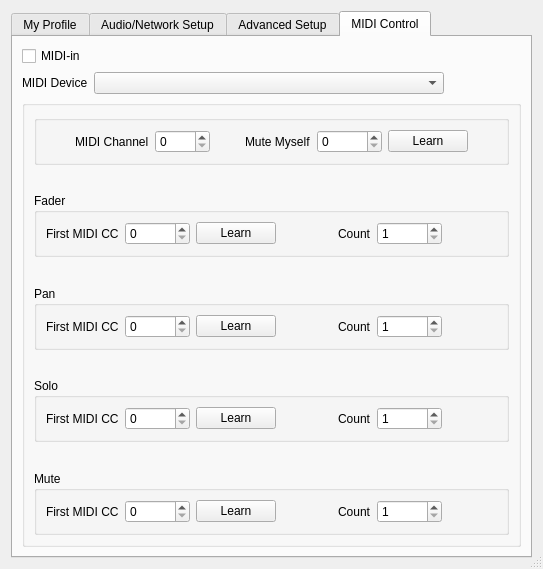
Above: src/clientsettingsdlgbase.ui from ignotus666/jamulus before the change. Below: the same form after it.
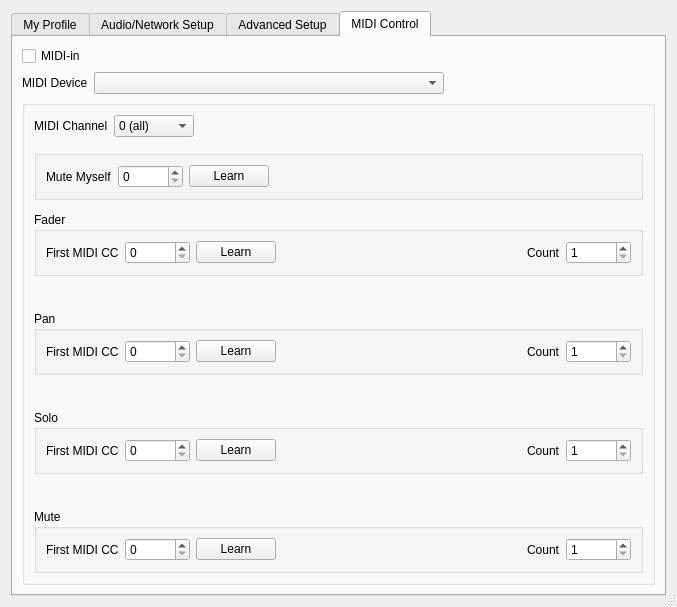
That is the form after the change. Icons and pictures are not drawn. Custom widgets are drawn as their Qt base class.

Commit message: Fix tabbing, channel dropdown

Diff of the .ui file:
```diff
--- a/src/clientsettingsdlgbase.ui
+++ b/src/clientsettingsdlgbase.ui
@@ -6,8 +6,8 @@
    <rect>
     <x>0</x>
     <y>0</y>
-    <width>543</width>
-    <height>569</height>
+    <width>677</width>
+    <height>607</height>
    </rect>
   </property>
   <property name="windowTitle">
@@ -1340,8 +1340,21 @@
       <attribute name="title">
        <string>MIDI Control</string>
       </attribute>
-      <layout class="QGridLayout" name="gridLayout">
-       <item row="1" column="0">
+      <layout class="QVBoxLayout" name="verticalLayout_18">
+       <item>
+        <widget class="QCheckBox" name="chbUseMIDIController">
+         <property name="sizePolicy">
+          <sizepolicy hsizetype="Preferred" vsizetype="Preferred">
+           <horstretch>0</horstretch>
+           <verstretch>0</verstretch>
+          </sizepolicy>
+         </property>
+         <property name="text">
+          <string>MIDI-in</string>
+         </property>
+        </widget>
+       </item>
+       <item>
         <widget class="QWidget" name="wdgMidiDeviceContainer" native="true">
          <layout class="QHBoxLayout" name="horizontalLayout_midiDevice">
           <property name="leftMargin">
@@ -1389,13 +1402,392 @@
          </layout>
         </widget>
        </item>
-       <item row="2" column="0">
+       <item>
         <widget class="QGroupBox" name="midiControlsContainer">
          <property name="title">
           <string/>
          </property>
-         <layout class="QGridLayout" name="gridLayout_2">
-          <item row="10" column="0">
+         <layout class="QVBoxLayout" name="verticalLayout_17">
+          <item>
+           <layout class="QHBoxLayout" name="horizontalLayout_17">
+            <item>
+             <widget class="QLabel" name="lblChannel">
+              <property name="maximumSize">
+               <size>
+                <width>200</width>
+                <height>16777215</height>
+               </size>
+              </property>
+              <property name="font">
+               <font>
+                <weight>50</weight>
+                <bold>false</bold>
+               </font>
+              </property>
+              <property name="text">
+               <string>MIDI Channel</string>
+              </property>
+             </widget>
+            </item>
+            <item>
+             <widget class="QComboBox" name="cbxChannel">
+              <property name="minimumSize">
+               <size>
+                <width>80</width>
+                <height>0</height>
+               </size>
+              </property>
+              <property name="maximumSize">
+               <size>
+                <width>80</width>
+                <height>16777215</height>
+               </size>
+              </property>
+              <property name="font">
+               <font>
+                <weight>50</weight>
+                <bold>false</bold>
+               </font>
+              </property>
+              <item>
+               <property name="text">
+                <string>0 (all)</string>
+               </property>
+              </item>
+              <item>
+               <property name="text">
+                <string>1</string>
+               </property>
+              </item>
+              <item>
+               <property name="text">
+                <string>2</string>
+               </property>
+              </item>
+              <item>
+               <property name="text">
+                <string>3</string>
+               </property>
+              </item>
+              <item>
+               <property name="text">
+                <string>4</string>
+               </property>
+              </item>
+              <item>
+               <property name="text">
+                <string>5</string>
+               </property>
+              </item>
+              <item>
+               <property name="text">
+                <string>6</string>
+               </property>
+              </item>
+              <item>
+               <property name="text">
+                <string>7</string>
+               </property>
+              </item>
+              <item>
+               <property name="text">
+                <string>8</string>
+               </property>
+              </item>
+              <item>
+               <property name="text">
+                <string>9</string>
+               </property>
+              </item>
+              <item>
+               <property name="text">
+                <string>10</string>
+               </property>
+              </item>
+              <item>
+               <property name="text">
+                <string>11</string>
+               </property>
+              </item>
+              <item>
+               <property name="text">
+                <string>12</string>
+               </property>
+              </item>
+              <item>
+               <property name="text">
+                <string>13</string>
+               </property>
+              </item>
+              <item>
+               <property name="text">
+                <string>14</string>
+               </property>
+              </item>
+              <item>
+               <property name="text">
+                <string>15</string>
+               </property>
+              </item>
+              <item>
+               <property name="text">
+                <string>16</string>
+               </property>
+              </item>
+             </widget>
+            </item>
+            <item>
+             <spacer name="horizontalSpacer_15">
+              <property name="orientation">
+               <enum>Qt::Horizontal</enum>
+              </property>
+              <property name="sizeHint" stdset="0">
+               <size>
+                <width>40</width>
+                <height>20</height>
+               </size>
+              </property>
+             </spacer>
+            </item>
+           </layout>
+          </item>
+          <item>
+           <spacer name="verticalSpacer_18">
+            <property name="orientation">
+             <enum>Qt::Vertical</enum>
+            </property>
+            <property name="sizeHint" stdset="0">
+             <size>
+              <width>20</width>
+              <height>40</height>
+             </size>
+            </property>
+           </spacer>
+          </item>
+          <item>
+           <widget class="QGroupBox" name="chanMuteGroup">
+            <property name="font">
+             <font>
+              <weight>75</weight>
+              <bold>true</bold>
+             </font>
+            </property>
+            <property name="title">
+             <string/>
+            </property>
+            <layout class="QHBoxLayout" name="horizontalLayout_20">
+             <item>
+              <layout class="QHBoxLayout" name="horizontalLayout_16">
+               <item>
+                <widget class="QLabel" name="lblMuteMyself">
+                 <property name="font">
+                  <font>
+                   <weight>50</weight>
+                   <bold>false</bold>
+                  </font>
+                 </property>
+                 <property name="text">
+                  <string>Mute Myself</string>
+                 </property>
+                </widget>
+               </item>
+               <item>
+                <widget class="QSpinBox" name="spnMuteMyself">
+                 <property name="minimumSize">
+                  <size>
+                   <width>65</width>
+                   <height>0</height>
+                  </size>
+                 </property>
+                 <property name="font">
+                  <font>
+                   <weight>50</weight>
+                   <bold>false</bold>
+                  </font>
+                 </property>
+                 <property name="maximum">
+                  <number>127</number>
+                 </property>
+                </widget>
+               </item>
+               <item>
+                <widget class="QPushButton" name="butLearnMuteMyself">
+                 <property name="font">
+                  <font>
+                   <weight>50</weight>
+                   <bold>false</bold>
+                  </font>
+                 </property>
+                 <property name="text">
+                  <string>Learn</string>
+                 </property>
+                 <property name="autoDefault">
+                  <bool>false</bool>
+                 </property>
+                </widget>
+               </item>
+               <item>
+                <spacer name="horizontalSpacer_17">
+                 <property name="orientation">
+                  <enum>Qt::Horizontal</enum>
+                 </property>
+                 <property name="sizeHint" stdset="0">
+                  <size>
+                   <width>40</width>
+                   <height>20</height>
+                  </size>
+                 </property>
+                </spacer>
+               </item>
+              </layout>
+             </item>
+            </layout>
+           </widget>
+          </item>
+          <item>
+           <spacer name="verticalSpacer_17">
+            <property name="orientation">
+             <enum>Qt::Vertical</enum>
+            </property>
+            <property name="sizeHint" stdset="0">
+             <size>
+              <width>20</width>
+              <height>40</height>
+             </size>
+            </property>
+           </spacer>
+          </item>
+          <item>
+           <layout class="QGridLayout" name="gridLayout">
+            <item row="3" column="0">
+             <spacer name="verticalSpacer_14">
+              <property name="orientation">
+               <enum>Qt::Vertical</enum>
+              </property>
+              <property name="sizeHint" stdset="0">
+               <size>
+                <width>20</width>
+                <height>40</height>
+               </size>
+              </property>
+             </spacer>
+            </item>
+            <item row="0" column="0">
+             <widget class="QGroupBox" name="grbMidiFader">
+              <property name="font">
+               <font>
+                <weight>50</weight>
+                <bold>false</bold>
+               </font>
+              </property>
+              <property name="title">
+               <string>Fader</string>
+              </property>
+              <layout class="QHBoxLayout" name="horizontalLayout_19">
+               <item>
+                <layout class="QHBoxLayout" name="horizontalLayout_11">
+                 <item>
+                  <widget class="QLabel" name="lblFaderOffset">
+                   <property name="font">
+                    <font>
+                     <weight>50</weight>
+                     <bold>false</bold>
+                    </font>
+                   </property>
+                   <property name="text">
+                    <string>First MIDI CC</string>
+                   </property>
+                  </widget>
+                 </item>
+                 <item>
+                  <widget class="QSpinBox" name="spnFaderOffset">
+                   <property name="minimumSize">
+                    <size>
+                     <width>65</width>
+                     <height>0</height>
+                    </size>
+                   </property>
+                   <property name="font">
+                    <font>
+                     <weight>50</weight>
+                     <bold>false</bold>
+                    </font>
+                   </property>
+                   <property name="maximum">
+                    <number>127</number>
+                   </property>
+                  </widget>
+                 </item>
+                 <item>
+                  <widget class="QPushButton" name="butLearnFaderOffset">
+                   <property name="font">
+                    <font>
+                     <weight>50</weight>
+                     <bold>false</bold>
+                    </font>
+                   </property>
+                   <property name="text">
+                    <string>Learn</string>
+                   </property>
+                   <property name="autoDefault">
+                    <bool>false</bool>
+                   </property>
+                  </widget>
+                 </item>
+                 <item>
+                  <spacer name="horizontalSpacer_11">
+                   <property name="orientation">
+                    <enum>Qt::Horizontal</enum>
+                   </property>
+                   <property name="sizeHint" stdset="0">
+                    <size>
+                     <width>40</width>
+                     <height>20</height>
+                    </size>
+                   </property>
+                  </spacer>
+                 </item>
+                 <item>
+                  <widget class="QLabel" name="lblFaderCount">
+                   <property name="font">
+                    <font>
+                     <weight>50</weight>
+                     <bold>false</bold>
+                    </font>
+                   </property>
+                   <property name="text">
+                    <string>Count</string>
+                   </property>
+                  </widget>
+                 </item>
+                 <item>
+                  <widget class="QSpinBox" name="spnFaderCount">
+                   <property name="minimumSize">
+                    <size>
+                     <width>65</width>
+                     <height>0</height>
+                    </size>
+                   </property>
+                   <property name="font">
+                    <font>
+                     <weight>50</weight>
+                     <bold>false</bold>
+                    </font>
+                   </property>
+                   <property name="minimum">
+                    <number>1</number>
+                   </property>
+                   <property name="maximum">
+                    <number>127</number>
+                   </property>
+                  </widget>
+                 </item>
+                </layout>
+               </item>
+              </layout>
+             </widget>
+            </item>
+            <item row="6" column="0">
            <widget class="QGroupBox" name="grbMidiMute">
             <property name="font">
              <font>
@@ -1406,6 +1798,8 @@
             <property name="title">
              <string>Mute</string>
             </property>
+              <layout class="QHBoxLayout" name="horizontalLayout_18">
+               <item>
             <layout class="QHBoxLayout" name="horizontalLayout_15">
              <item>
               <widget class="QLabel" name="lblMuteOffset">
@@ -1456,7 +1850,7 @@
               </widget>
              </item>
              <item>
-              <spacer name="horizontalSpacer_11">
+                  <spacer name="horizontalSpacer_14">
                <property name="orientation">
                 <enum>Qt::Horizontal</enum>
                </property>
@@ -1503,23 +1897,25 @@
                </property>
               </widget>
              </item>
-             <item>
-              <spacer name="horizontalSpacer_12">
+                </layout>
+               </item>
+              </layout>
+             </widget>
+            </item>
+            <item row="1" column="0">
+             <spacer name="verticalSpacer_12">
                <property name="orientation">
-                <enum>Qt::Horizontal</enum>
+               <enum>Qt::Vertical</enum>
                </property>
                <property name="sizeHint" stdset="0">
                 <size>
-                 <width>40</width>
-                 <height>20</height>
+                <width>20</width>
+                <height>40</height>
                 </size>
                </property>
               </spacer>
              </item>
-            </layout>
-           </widget>
-          </item>
-          <item row="8" column="0">
+            <item row="4" column="0">
            <widget class="QGroupBox" name="grbMidiSolo">
             <property name="font">
              <font>
@@ -1530,6 +1926,8 @@
             <property name="title">
              <string>Solo</string>
             </property>
+              <layout class="QHBoxLayout" name="horizontalLayout_21">
+               <item>
             <layout class="QHBoxLayout" name="horizontalLayout_14">
              <item>
               <widget class="QLabel" name="lblSoloOffset">
@@ -1580,7 +1978,7 @@
               </widget>
              </item>
              <item>
-              <spacer name="horizontalSpacer_14">
+                  <spacer name="horizontalSpacer_13">
                <property name="orientation">
                 <enum>Qt::Horizontal</enum>
                </property>
@@ -1627,49 +2025,12 @@
                </property>
               </widget>
              </item>
-             <item>
-              <spacer name="horizontalSpacer_13">
-               <property name="orientation">
-                <enum>Qt::Horizontal</enum>
-               </property>
-               <property name="sizeHint" stdset="0">
-                <size>
-                 <width>40</width>
-                 <height>20</height>
-                </size>
-               </property>
-              </spacer>
+                </layout>
              </item>
             </layout>
            </widget>
           </item>
-          <item row="9" column="0">
-           <spacer name="verticalSpacer_17">
-            <property name="orientation">
-             <enum>Qt::Vertical</enum>
-            </property>
-            <property name="sizeHint" stdset="0">
-             <size>
-              <width>20</width>
-              <height>40</height>
-             </size>
-            </property>
-           </spacer>
-          </item>
-          <item row="5" column="0">
-           <spacer name="verticalSpacer_14">
-            <property name="orientation">
-             <enum>Qt::Vertical</enum>
-            </property>
-            <property name="sizeHint" stdset="0">
-             <size>
-              <width>20</width>
-              <height>40</height>
-             </size>
-            </property>
-           </spacer>
-          </item>
-          <item row="6" column="0">
+            <item row="2" column="0">
            <widget class="QGroupBox" name="grbMidiPan">
             <property name="font">
              <font>
@@ -1680,6 +2041,8 @@
             <property name="title">
              <string>Pan</string>
             </property>
+              <layout class="QHBoxLayout" name="horizontalLayout_22">
+               <item>
             <layout class="QHBoxLayout" name="horizontalLayout_13">
              <item>
               <widget class="QLabel" name="lblPanOffset">
@@ -1730,7 +2093,7 @@
               </widget>
              </item>
              <item>
-              <spacer name="horizontalSpacer_17">
+                  <spacer name="horizontalSpacer_12">
                <property name="orientation">
                 <enum>Qt::Horizontal</enum>
                </property>
@@ -1777,170 +2140,12 @@
                </property>
               </widget>
              </item>
-             <item>
-              <spacer name="horizontalSpacer_19">
-               <property name="orientation">
-                <enum>Qt::Horizontal</enum>
-               </property>
-               <property name="sizeHint" stdset="0">
-                <size>
-                 <width>40</width>
-                 <height>20</height>
-                </size>
-               </property>
-              </spacer>
-             </item>
-            </layout>
-           </widget>
-          </item>
-          <item row="3" column="0">
-           <spacer name="verticalSpacer_12">
-            <property name="orientation">
-             <enum>Qt::Vertical</enum>
-            </property>
-            <property name="sizeHint" stdset="0">
-             <size>
-              <width>20</width>
-              <height>40</height>
-             </size>
-            </property>
-           </spacer>
-          </item>
-          <item row="1" column="0" rowspan="2">
-           <widget class="QGroupBox" name="chanMuteGroup">
-            <property name="font">
-             <font>
-              <weight>75</weight>
-              <bold>true</bold>
-             </font>
-            </property>
-            <property name="title">
-             <string/>
-            </property>
-            <layout class="QHBoxLayout" name="horizontalLayout_16">
-             <item>
-              <spacer name="horizontalSpacer_25">
-               <property name="orientation">
-                <enum>Qt::Horizontal</enum>
-               </property>
-               <property name="sizeHint" stdset="0">
-                <size>
-                 <width>40</width>
-                 <height>20</height>
-                </size>
-               </property>
-              </spacer>
-             </item>
-             <item>
-              <widget class="QLabel" name="lblChannel">
-               <property name="font">
-                <font>
-                 <weight>50</weight>
-                 <bold>false</bold>
-                </font>
-               </property>
-               <property name="text">
-                <string>MIDI Channel</string>
-               </property>
-              </widget>
-             </item>
-             <item>
-              <widget class="QSpinBox" name="spnChannel">
-               <property name="minimumSize">
-                <size>
-                 <width>55</width>
-                 <height>0</height>
-                </size>
-               </property>
-               <property name="font">
-                <font>
-                 <weight>50</weight>
-                 <bold>false</bold>
-                </font>
-               </property>
-               <property name="maximum">
-                <number>16</number>
-               </property>
-              </widget>
-             </item>
-             <item>
-              <spacer name="horizontalSpacer_15">
-               <property name="orientation">
-                <enum>Qt::Horizontal</enum>
-               </property>
-               <property name="sizeHint" stdset="0">
-                <size>
-                 <width>40</width>
-                 <height>20</height>
-                </size>
-               </property>
-              </spacer>
-             </item>
-             <item>
-              <widget class="QLabel" name="lblMuteMyself">
-               <property name="font">
-                <font>
-                 <weight>50</weight>
-                 <bold>false</bold>
-                </font>
-               </property>
-               <property name="text">
-                <string>Mute Myself</string>
-               </property>
-              </widget>
-             </item>
-             <item>
-              <widget class="QSpinBox" name="spnMuteMyself">
-               <property name="minimumSize">
-                <size>
-                 <width>65</width>
-                 <height>0</height>
-                </size>
-               </property>
-               <property name="font">
-                <font>
-                 <weight>50</weight>
-                 <bold>false</bold>
-                </font>
-               </property>
-               <property name="maximum">
-                <number>127</number>
-               </property>
-              </widget>
-             </item>
-             <item>
-              <widget class="QPushButton" name="butLearnMuteMyself">
-               <property name="font">
-                <font>
-                 <weight>50</weight>
-                 <bold>false</bold>
-                </font>
-               </property>
-               <property name="text">
-                <string>Learn</string>
-               </property>
-               <property name="autoDefault">
-                <bool>false</bool>
-               </property>
-              </widget>
-             </item>
-             <item>
-              <spacer name="horizontalSpacer_23">
-               <property name="orientation">
-                <enum>Qt::Horizontal</enum>
-               </property>
-               <property name="sizeHint" stdset="0">
-                <size>
-                 <width>40</width>
-                 <height>20</height>
-                </size>
-               </property>
-              </spacer>
-             </item>
+                </layout>
+               </item>
             </layout>
            </widget>
           </item>
-          <item row="7" column="0">
+            <item row="5" column="0">
            <spacer name="verticalSpacer_16">
             <property name="orientation">
              <enum>Qt::Vertical</enum>
@@ -1953,146 +2158,11 @@
             </property>
            </spacer>
           </item>
-          <item row="4" column="0">
-           <widget class="QGroupBox" name="grbMidiFader">
-            <property name="font">
-             <font>
-              <weight>50</weight>
-              <bold>false</bold>
-             </font>
-            </property>
-            <property name="title">
-             <string>Fader</string>
-            </property>
-            <layout class="QHBoxLayout" name="horizontalLayout_11">
-             <item>
-              <widget class="QLabel" name="lblFaderOffset">
-               <property name="font">
-                <font>
-                 <weight>50</weight>
-                 <bold>false</bold>
-                </font>
-               </property>
-               <property name="text">
-                <string>First MIDI CC</string>
-               </property>
-              </widget>
-             </item>
-             <item>
-              <widget class="QSpinBox" name="spnFaderOffset">
-               <property name="minimumSize">
-                <size>
-                 <width>65</width>
-                 <height>0</height>
-                </size>
-               </property>
-               <property name="font">
-                <font>
-                 <weight>50</weight>
-                 <bold>false</bold>
-                </font>
-               </property>
-               <property name="maximum">
-                <number>127</number>
-               </property>
-              </widget>
-             </item>
-             <item>
-              <widget class="QPushButton" name="butLearnFaderOffset">
-               <property name="font">
-                <font>
-                 <weight>50</weight>
-                 <bold>false</bold>
-                </font>
-               </property>
-               <property name="text">
-                <string>Learn</string>
-               </property>
-               <property name="autoDefault">
-                <bool>false</bool>
-               </property>
-              </widget>
-             </item>
-             <item>
-              <spacer name="horizontalSpacer_21">
-               <property name="orientation">
-                <enum>Qt::Horizontal</enum>
-               </property>
-               <property name="sizeHint" stdset="0">
-                <size>
-                 <width>40</width>
-                 <height>20</height>
-                </size>
-               </property>
-              </spacer>
-             </item>
-             <item>
-              <widget class="QLabel" name="lblFaderCount">
-               <property name="font">
-                <font>
-                 <weight>50</weight>
-                 <bold>false</bold>
-                </font>
-               </property>
-               <property name="text">
-                <string>Count</string>
-               </property>
-              </widget>
-             </item>
-             <item>
-              <widget class="QSpinBox" name="spnFaderCount">
-               <property name="minimumSize">
-                <size>
-                 <width>65</width>
-                 <height>0</height>
-                </size>
-               </property>
-               <property name="font">
-                <font>
-                 <weight>50</weight>
-                 <bold>false</bold>
-                </font>
-               </property>
-               <property name="minimum">
-                <number>1</number>
-               </property>
-               <property name="maximum">
-                <number>127</number>
-               </property>
-              </widget>
-             </item>
-             <item>
-              <spacer name="horizontalSpacer_22">
-               <property name="orientation">
-                <enum>Qt::Horizontal</enum>
-               </property>
-               <property name="sizeHint" stdset="0">
-                <size>
-                 <width>40</width>
-                 <height>20</height>
-                </size>
-               </property>
-              </spacer>
-             </item>
-            </layout>
-           </widget>
+           </layout>
           </item>
          </layout>
         </widget>
        </item>
-       <item row="0" column="0">
-        <widget class="QCheckBox" name="chbUseMIDIController">
-         <property name="sizePolicy">
-          <sizepolicy hsizetype="Preferred" vsizetype="Preferred">
-           <horstretch>0</horstretch>
-           <verstretch>0</verstretch>
-          </sizepolicy>
-         </property>
-         <property name="text">
-          <string>MIDI-in</string>
-         </property>
-        </widget>
-       </item>
       </layout>
      </widget>
     </widget>
```
Left out of the diff: 5 changed lines with no effect on the pictures. Lines whose indentation alone changed are shown as unchanged. The commit also changes 1 other file.
